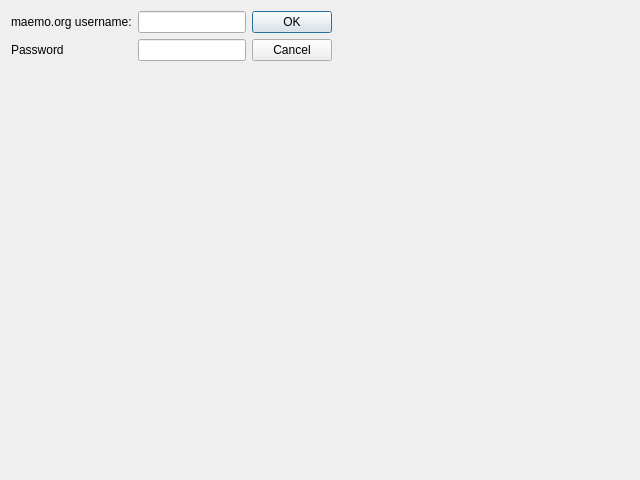
First picture: the form in src/settings.ui, repository achipa/keepitsimpletester, before the edit.
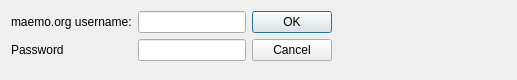
Second picture: the form after the edit.

The edit to the form file:
```diff
--- a/src/settings.ui
+++ b/src/settings.ui
@@ -6,15 +6,18 @@
    <rect>
     <x>0</x>
     <y>0</y>
-    <width>640</width>
-    <height>480</height>
+    <width>517</width>
+    <height>80</height>
    </rect>
   </property>
   <property name="windowTitle">
    <string>Dialog</string>
   </property>
   <layout class="QFormLayout" name="formLayout_2">
-   <item row="0" column="0">
+   <property name="fieldGrowthPolicy">
+    <enum>QFormLayout::AllNonFixedFieldsGrow</enum>
+   </property>
+   <item row="1" column="0">
     <layout class="QFormLayout" name="formLayout">
      <item row="0" column="0">
       <widget class="QLabel" name="label">
@@ -42,7 +45,7 @@
      </item>
     </layout>
    </item>
-   <item row="0" column="1">
+   <item row="1" column="1">
     <widget class="QDialogButtonBox" name="buttonBox">
      <property name="orientation">
       <enum>Qt::Vertical</enum>
```
